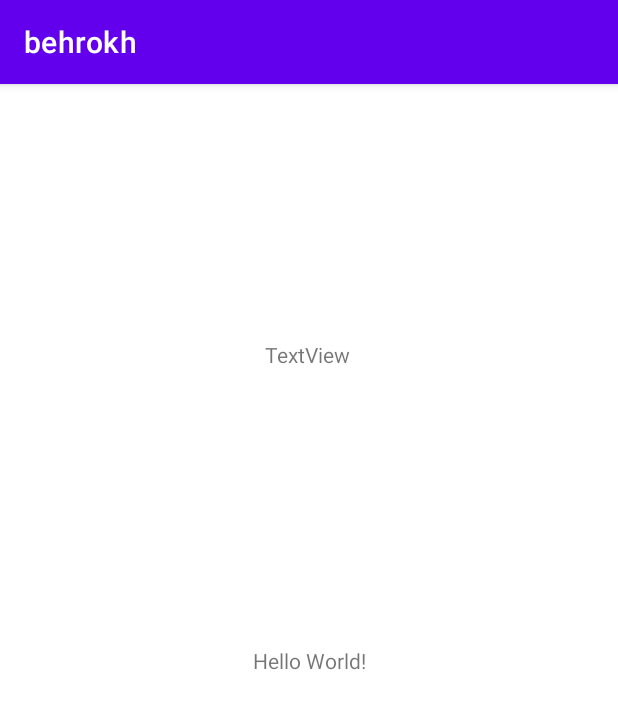
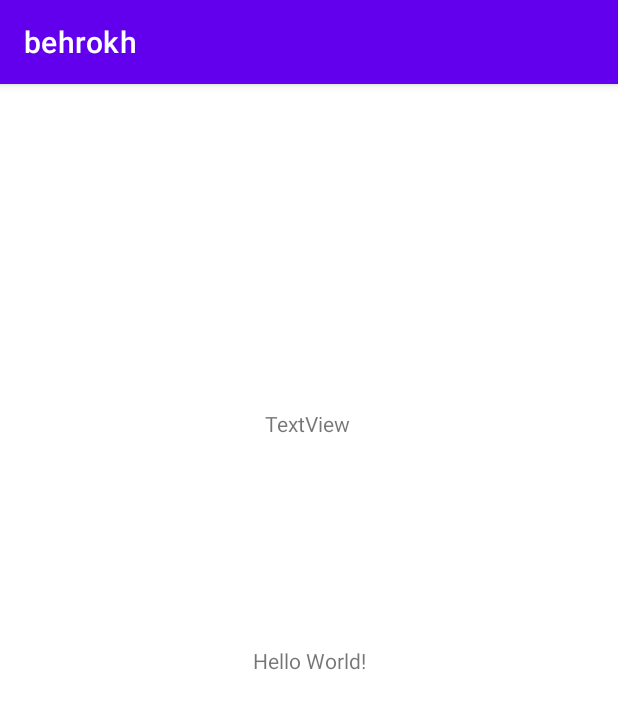
Before and after one commit to mbehrokh/behrokh, an Android app: the screen it shows after launch (MainActivity), on a phone screen of 412 x 824 dp. Shown: the top 709 px of the screen. Run offline under Robolectric (Android 15) with nearby library versions, the phone set to English and light mode, and no system bars.

Commit message:
Initial commit

```diff
--- a/app/src/main/res/layout/activity_main.xml
+++ b/app/src/main/res/layout/activity_main.xml
@@ -17,7 +17,7 @@
         app:layout_constraintTop_toTopOf="parent" />
 
     <TextView
-        android:id="@+id/textView4"
+        android:id="@+id/textView5"
         android:layout_width="wrap_content"
         android:layout_height="wrap_content"
         android:text="TextView"
@@ -26,6 +26,6 @@
         app:layout_constraintHorizontal_bias="0.498"
         app:layout_constraintStart_toStartOf="parent"
         app:layout_constraintTop_toTopOf="parent"
-        app:layout_constraintVertical_bias="0.228" />
+        app:layout_constraintVertical_bias="0.289" />
 
 </androidx.constraintlayout.widget.ConstraintLayout>
```
